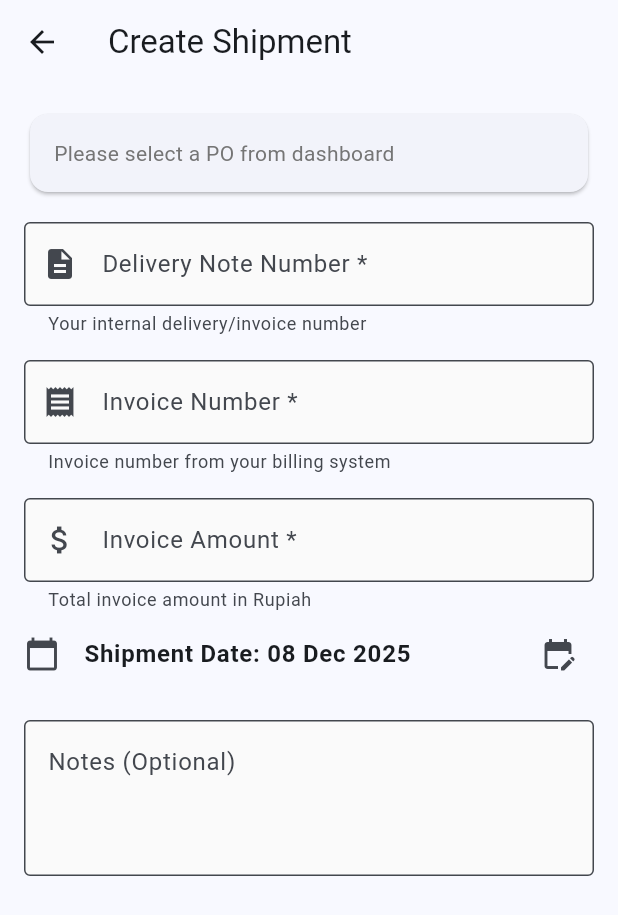
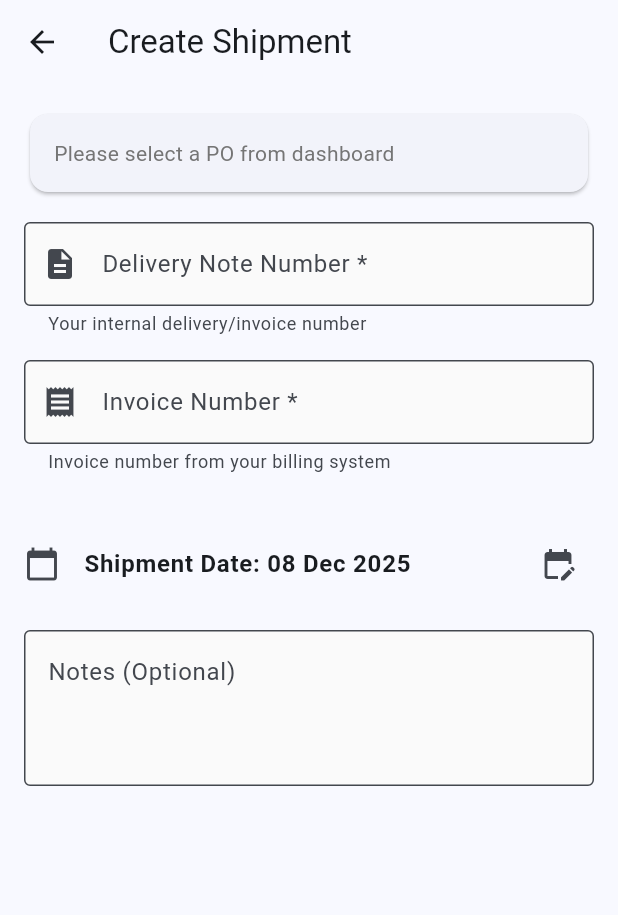
Before and after one commit to Figo04/erp-purchasing-apps, a Flutter app: the SupplierShipmentFormScreen screen opened directly, on a phone screen of 412 x 824 dp. Shown: the top 915 px of the screen. Run offline on Flutter 3.47's test engine with Material 3 defaults, Android fonts, the phone set to English and light mode, and no system bars; our stand-ins replace dio, equatable, flutter_riverpod, flutter_secure_storage, go_router, pdf and 3 more; accounts and stored records are empty.

Commit message:
fixed supplier portal screen

```diff
--- a/lib/presentation/screens/supplier_portal/supplier_shipment_form_screen.dart
+++ b/lib/presentation/screens/supplier_portal/supplier_shipment_form_screen.dart
@@ -26,7 +26,7 @@ class _SupplierShipmentFormScreenState
   final _deliveryNoteController = TextEditingController();
   final _notesController = TextEditingController();
   final _invoiceNumberController = TextEditingController();
-  final _invoiceAmountController = TextEditingController();
+  // ❌ REMOVED: _invoiceAmountController (auto-calculated by backend)
 
   String? _selectedPOId;
   PurchaseOrderModel? _selectedPO;
@@ -53,7 +53,6 @@ class _SupplierShipmentFormScreenState
     setState(() => _isLoading = true);
 
     try {
-      // ✅ Call supplier-specific PO endpoint
       final response = await _apiService.get(
         ApiEndpoints.supplierPOById(_selectedPOId!),
       );
@@ -74,6 +73,7 @@ class _SupplierShipmentFormScreenState
                   itemName: poItem.itemName,
                   quantityOrdered: poItem.quantity,
                   unit: poItem.unit,
+                  unitPrice: poItem.unitPrice, // ✅ Store unit price
                   quantityController:
                       TextEditingController(text: poItem.quantity.toString()),
                   notesController: TextEditingController(),
@@ -97,6 +97,16 @@ class _SupplierShipmentFormScreenState
     }
   }
 
+  // ✅ NEW: Calculate total invoice amount (for display only)
+  double _calculateTotalAmount() {
+    double total = 0.0;
+    for (var item in _items) {
+      final qty = int.tryParse(item.quantityController.text) ?? 0;
+      total += qty * item.unitPrice;
+    }
+    return total;
+  }
+
   Future<void> _handleSubmit() async {
     if (!_formKey.currentState!.validate()) return;
 
@@ -117,23 +127,21 @@ class _SupplierShipmentFormScreenState
       final itemsData = _items.map((item) {
         return {
           'po_item_id': item.poItemId,
-          'item_name': item.itemName,
           'quantity_shipped': int.parse(item.quantityController.text),
-          'unit': item.unit,
           'notes': item.notesController.text.trim().isNotEmpty
               ? item.notesController.text.trim()
               : null,
         };
       }).toList();
 
-      // ✅ Create shipment via API
+      // ✅ UPDATED: Create shipment WITHOUT invoice_amount (auto-calculated by backend)
       final response = await _apiService.post(
         ApiEndpoints.supplierShipments,
         body: {
           'po_id': _selectedPOId,
           'delivery_note_number': _deliveryNoteController.text.trim(),
-          'invoice_number': _invoiceNumberController.text.trim(),
-          'invoice_amount': double.parse(_invoiceAmountController.text.trim()),
+          'invoice_number': _invoiceNumberController.text.trim(), // ✅ Required
+          // ❌ REMOVED: 'invoice_amount' - backend will auto-calculate
           'shipment_date': _shipmentDate.toIso8601String(),
           'items': itemsData,
           'notes': _notesController.text.trim().isNotEmpty
@@ -178,7 +186,8 @@ class _SupplierShipmentFormScreenState
       barrierDismissible: false,
       builder: (context) => Dialog(
         child: ConstrainedBox(
-          constraints: const BoxConstraints(maxWidth: 500),
+          constraints: const BoxConstraints(maxWidth: 500, maxHeight: 700),
+          child: SingleChildScrollView(
             child: Padding(
               padding: const EdgeInsets.all(24),
               child: Column(
@@ -215,6 +224,38 @@ class _SupplierShipmentFormScreenState
                         color: Colors.grey.shade700,
                         fontWeight: FontWeight.w600),
                   ),
+                  const SizedBox(height: 8),
+
+                  // ✅ NEW: Display auto-calculated invoice amount
+                  if (shipment.invoiceAmount != null)
+                    Container(
+                      padding: const EdgeInsets.symmetric(
+                          horizontal: 16, vertical: 8),
+                      decoration: BoxDecoration(
+                        color: Colors.blue.shade50,
+                        borderRadius: BorderRadius.circular(8),
+                      ),
+                      child: Column(
+                        children: [
+                          Text(
+                            'Invoice Amount (Auto-calculated)',
+                            style: TextStyle(
+                              fontSize: 11,
+                              color: Colors.grey.shade600,
+                            ),
+                          ),
+                          const SizedBox(height: 4),
+                          Text(
+                            'Rp ${NumberFormat('#,###').format(shipment.invoiceAmount)}',
+                            style: const TextStyle(
+                              fontSize: 18,
+                              fontWeight: FontWeight.bold,
+                              color: Colors.blue,
+                            ),
+                          ),
+                        ],
+                      ),
+                    ),
                   const SizedBox(height: 24),
 
                   // QR Code
@@ -247,6 +288,14 @@ class _SupplierShipmentFormScreenState
                           style: const TextStyle(
                             fontSize: 12,
                             fontWeight: FontWeight.bold,
+                          ),
+                        ),
+                        if (shipment.invoiceNumber != null)
+                          Text(
+                            'Invoice: ${shipment.invoiceNumber}',
+                            style: TextStyle(
+                              fontSize: 11,
+                              color: Colors.grey.shade600,
                             ),
                           ),
                       ],
@@ -311,6 +360,7 @@ class _SupplierShipmentFormScreenState
                     )
                   ])
                 ],
+              ),
             ),
           ),
         ),
@@ -415,6 +465,7 @@ class _SupplierShipmentFormScreenState
                     ),
                     const SizedBox(height: 16),
 
+                    // Invoice Number (REQUIRED)
                     TextFormField(
                       controller: _invoiceNumberController,
                       decoration: const InputDecoration(
@@ -432,27 +483,57 @@ class _SupplierShipmentFormScreenState
                     ),
                     const SizedBox(height: 16),
 
-                    TextFormField(
-                      controller: _invoiceAmountController,
-                      keyboardType: TextInputType.number,
-                      decoration: const InputDecoration(
-                        labelText: 'Invoice Amount *',
-                        border: OutlineInputBorder(),
-                        prefixIcon: Icon(Icons.attach_money),
-                        helperText: 'Total invoice amount in Rupiah',
-                        prefixText: 'Rp ',
+                    // ❌ REMOVED: Invoice Amount Input Field
+                    // Backend will auto-calculate based on PO items * quantity_shipped
+
+                    // ✅ NEW: Display estimated invoice amount (read-only)
+                    if (_items.isNotEmpty)
+                      Container(
+                        padding: const EdgeInsets.all(16),
+                        decoration: BoxDecoration(
+                          color: Colors.green.shade50,
+                          borderRadius: BorderRadius.circular(8),
+                          border: Border.all(color: Colors.green.shade200),
                         ),
-                      validator: (value) {
-                        if (value == null || value.trim().isEmpty) {
-                          return 'Please enter invoice amount';
-                        }
-                        final amount = double.tryParse(value);
-                        if (amount == null || amount <= 0) {
-                          return 'Please enter valid amount';
-                        }
-                        return null;
-                      },
+                        child: Column(
+                          crossAxisAlignment: CrossAxisAlignment.start,
+                          children: [
+                            Row(
+                              children: [
+                                Icon(Icons.info_outline,
+                                    color: Colors.green.shade700, size: 20),
+                                const SizedBox(width: 8),
+                                Text(
+                                  'Estimated Invoice Amount',
+                                  style: TextStyle(
+                                    fontSize: 12,
+                                    color: Colors.green.shade700,
+                                    fontWeight: FontWeight.w600,
                                   ),
+                                ),
+                              ],
+                            ),
+                            const SizedBox(height: 8),
+                            Text(
+                              'Rp ${NumberFormat('#,###').format(_calculateTotalAmount())}',
+                              style: TextStyle(
+                                fontSize: 20,
+                                fontWeight: FontWeight.bold,
+                                color: Colors.green.shade700,
+                              ),
+                            ),
+                            const SizedBox(height: 4),
+                            Text(
+                              'This amount will be calculated automatically based on shipped quantities',
+                              style: TextStyle(
+                                fontSize: 10,
+                                color: Colors.grey.shade700,
+                              ),
+                            ),
+                          ],
+                        ),
+                      ),
+                    const SizedBox(height: 16),
 
                     // Shipment Date
                     ListTile(
@@ -574,6 +655,15 @@ class _SupplierShipmentFormScreenState
                 fontSize: 16,
               ),
             ),
+            const SizedBox(height: 4),
+            // ✅ NEW: Display unit price
+            Text(
+              'Unit Price: Rp ${NumberFormat('#,###').format(item.unitPrice)}',
+              style: TextStyle(
+                fontSize: 12,
+                color: Colors.grey.shade600,
+              ),
+            ),
             const SizedBox(height: 12),
             Row(
               children: [
@@ -616,6 +706,10 @@ class _SupplierShipmentFormScreenState
                       isDense: true,
                       suffixText: item.unit,
                     ),
+                    onChanged: (value) {
+                      // ✅ Trigger rebuild to update estimated amount
+                      setState(() {});
+                    },
                     validator: (value) {
                       if (value == null || value.isEmpty) {
                         return 'Required';
@@ -632,6 +726,37 @@ class _SupplierShipmentFormScreenState
                   ),
                 )
               ],
+            ),
+            const SizedBox(height: 8),
+            // ✅ NEW: Display subtotal for this item
+            if (item.quantityController.text.isNotEmpty)
+              Container(
+                padding:
+                    const EdgeInsets.symmetric(horizontal: 12, vertical: 8),
+                decoration: BoxDecoration(
+                  color: Colors.blue.shade50,
+                  borderRadius: BorderRadius.circular(6),
+                ),
+                child: Row(
+                  mainAxisAlignment: MainAxisAlignment.spaceBetween,
+                  children: [
+                    Text(
+                      'Subtotal:',
+                      style: TextStyle(
+                        fontSize: 12,
+                        color: Colors.grey.shade700,
+                      ),
+                    ),
+                    Text(
+                      'Rp ${NumberFormat('#,###').format((int.tryParse(item.quantityController.text) ?? 0) * item.unitPrice)}',
+                      style: const TextStyle(
+                        fontSize: 14,
+                        fontWeight: FontWeight.bold,
+                        color: Colors.blue,
+                      ),
+                    ),
+                  ],
+                ),
               ),
             const SizedBox(height: 12),
             TextFormField(
@@ -654,6 +779,8 @@ class _SupplierShipmentFormScreenState
   void dispose() {
     _deliveryNoteController.dispose();
     _notesController.dispose();
+    _invoiceNumberController.dispose();
+    // ❌ REMOVED: _invoiceAmountController.dispose()
     for (var item in _items) {
       item.dispose();
     }
@@ -661,11 +788,13 @@ class _SupplierShipmentFormScreenState
   }
 }
 
+// ✅ UPDATED: Add unitPrice to ShipmentItemForm
 class ShipmentItemForm {
   final String poItemId;
   final String itemName;
   final int quantityOrdered;
   final String unit;
+  final double unitPrice; // ✅ NEW
   final TextEditingController quantityController;
   final TextEditingController notesController;
 
@@ -674,6 +803,7 @@ class ShipmentItemForm {
     required this.itemName,
     required this.quantityOrdered,
     required this.unit,
+    required this.unitPrice, // ✅ NEW
     required this.quantityController,
     required this.notesController,
   });
```
Lines whose indentation alone changed are shown as unchanged.
